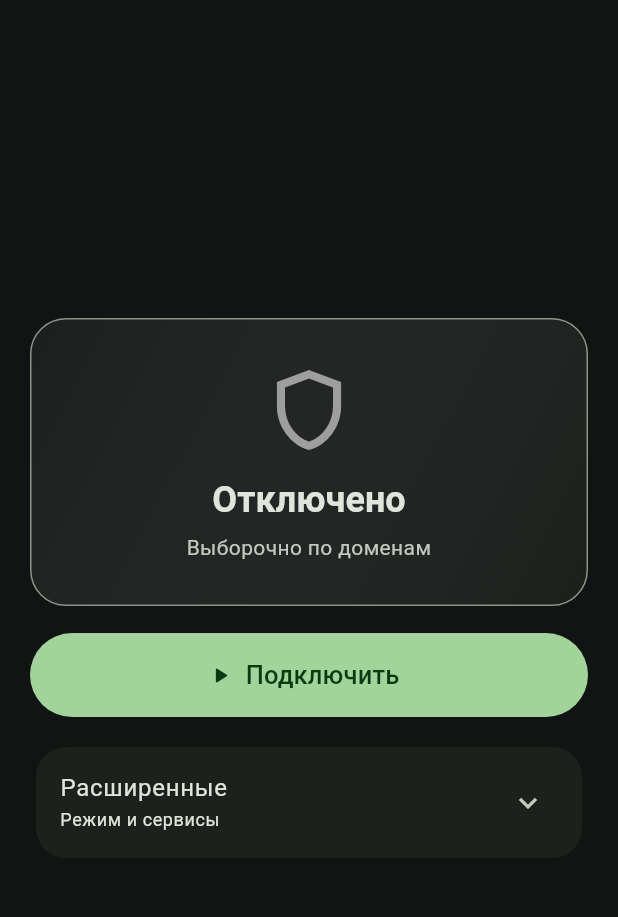
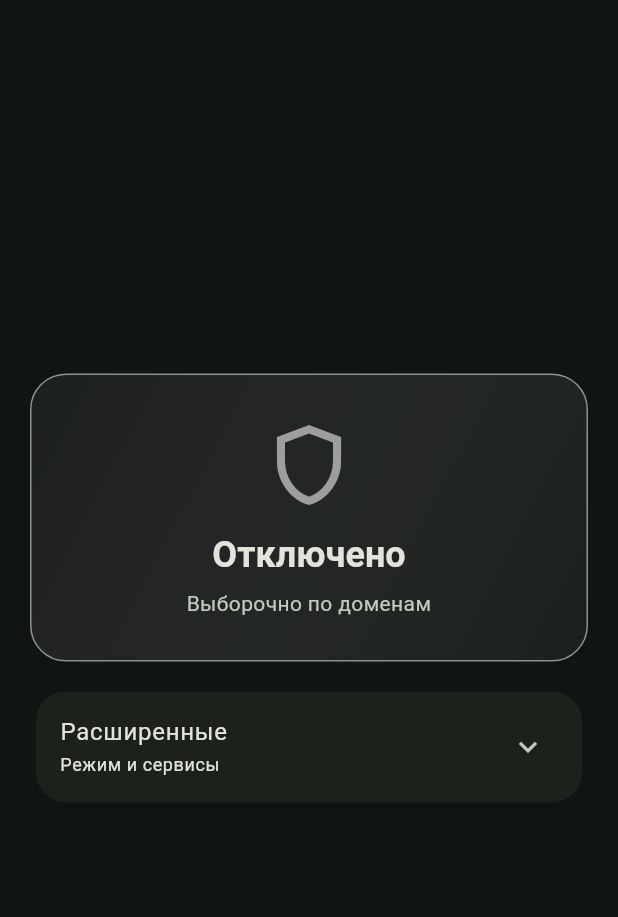
Before and after one commit to zigbug/viva_la_resistance, a Flutter app: the HomeScreen screen opened directly with empty values, on a phone screen of 412 x 824 dp, the part 63-980 px from its top. Run offline on Flutter 3.47's test engine with Material 3 defaults, Android fonts, the phone set to English and light mode, and no system bars; our stand-ins replace file_picker, plugin_platform_interface, share_plus; missing offline and left inert: update_from_server.

Commit message:
убрана кнопка

```diff
--- a/app/lib/home_screen.dart
+++ b/app/lib/home_screen.dart
@@ -1,6 +1,5 @@
 import 'package:flutter/material.dart';
 import 'package:flutter_singbox_client/flutter_singbox_client.dart';
-import 'package:package_info_plus/package_info_plus.dart';
 import 'package:update_from_server/update_from_server.dart';
 
 import 'app_config.dart';
@@ -106,34 +105,8 @@ class _HomeScreenState extends State<HomeScreen> {
                             ? _trafficLabel(controller.traffic)
                             : _offSubtitle(controller.mode),
                         active: connected,
-                      ),
-                      const SizedBox(height: 18),
-                      SizedBox(
-                        height: 56,
-                        child: FilledButton.icon(
-                          onPressed: transitioning ? null : controller.toggle,
-                          icon: transitioning
-                              ? const SizedBox(
-                                  width: 22,
-                                  height: 22,
-                                  child: CircularProgressIndicator(
-                                    strokeWidth: 2.4,
-                                  ),
-                                )
-                              : Icon(
-                                  connected
-                                      ? Icons.power_settings_new
-                                      : Icons.play_arrow_rounded,
-                                ),
-                          label: Text(
-                            transitioning
-                                ? 'Подождите…'
-                                : connected
-                                ? 'Отключить'
-                                : 'Подключить',
-                            style: const TextStyle(fontSize: 17),
-                          ),
-                        ),
+                        transitioning: transitioning,
+                        onTap: transitioning ? null : controller.toggle,
                       ),
                       if (controller.error != null) ...[
                         const SizedBox(height: 16),
@@ -189,6 +162,8 @@ class _StatusCard extends StatelessWidget {
     required this.status,
     required this.subtitle,
     required this.active,
+    required this.transitioning,
+    required this.onTap,
   });
 
   final IconData icon;
@@ -196,15 +171,24 @@ class _StatusCard extends StatelessWidget {
   final String status;
   final String subtitle;
   final bool active;
+  final bool transitioning;
+  final VoidCallback? onTap;
 
   @override
   Widget build(BuildContext context) {
     final theme = Theme.of(context);
-    return AnimatedContainer(
+    final borderRadius = BorderRadius.circular(24);
+    return Material(
+      color: Colors.transparent,
+      borderRadius: borderRadius,
+      child: InkWell(
+        borderRadius: borderRadius,
+        onTap: onTap,
+        child: AnimatedContainer(
           duration: const Duration(milliseconds: 250),
           padding: const EdgeInsets.symmetric(vertical: 28, horizontal: 20),
           decoration: BoxDecoration(
-        borderRadius: BorderRadius.circular(24),
+            borderRadius: borderRadius,
             border: Border.all(
               color: active ? color.withValues(alpha: 0.65) : theme.dividerColor,
             ),
@@ -213,16 +197,31 @@ class _StatusCard extends StatelessWidget {
               end: Alignment.bottomRight,
               colors: [
                 color.withValues(alpha: active ? 0.22 : 0.08),
-            theme.colorScheme.surfaceContainerHighest.withValues(alpha: 0.35),
+                theme.colorScheme.surfaceContainerHighest.withValues(
+                  alpha: 0.35,
+                ),
               ],
             ),
           ),
           child: Column(
             children: [
+              if (transitioning)
+                SizedBox(
+                  width: 64,
+                  height: 64,
+                  child: Padding(
+                    padding: const EdgeInsets.all(10),
+                    child: CircularProgressIndicator(
+                      strokeWidth: 3,
+                      color: color,
+                    ),
+                  ),
+                )
+              else
                 Icon(icon, size: 64, color: color),
               const SizedBox(height: 12),
               Text(
-            status,
+                transitioning ? 'Подождите…' : status,
                 style: theme.textTheme.headlineSmall?.copyWith(
                   fontWeight: FontWeight.w700,
                 ),
@@ -236,6 +235,8 @@ class _StatusCard extends StatelessWidget {
                 ),
               ),
             ],
+          ),
+        ),
       ),
     );
   }
```
Also changed, not shown: app/pubspec.lock. Lines whose indentation alone changed are shown as unchanged.
